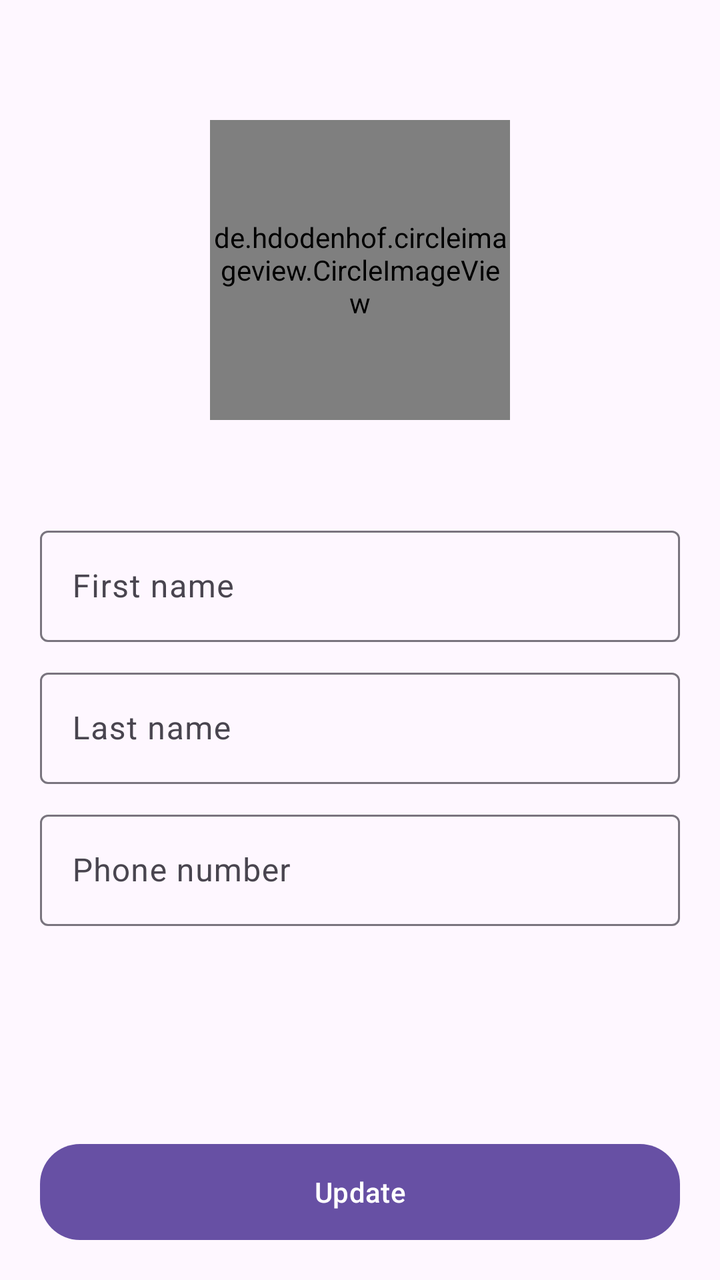
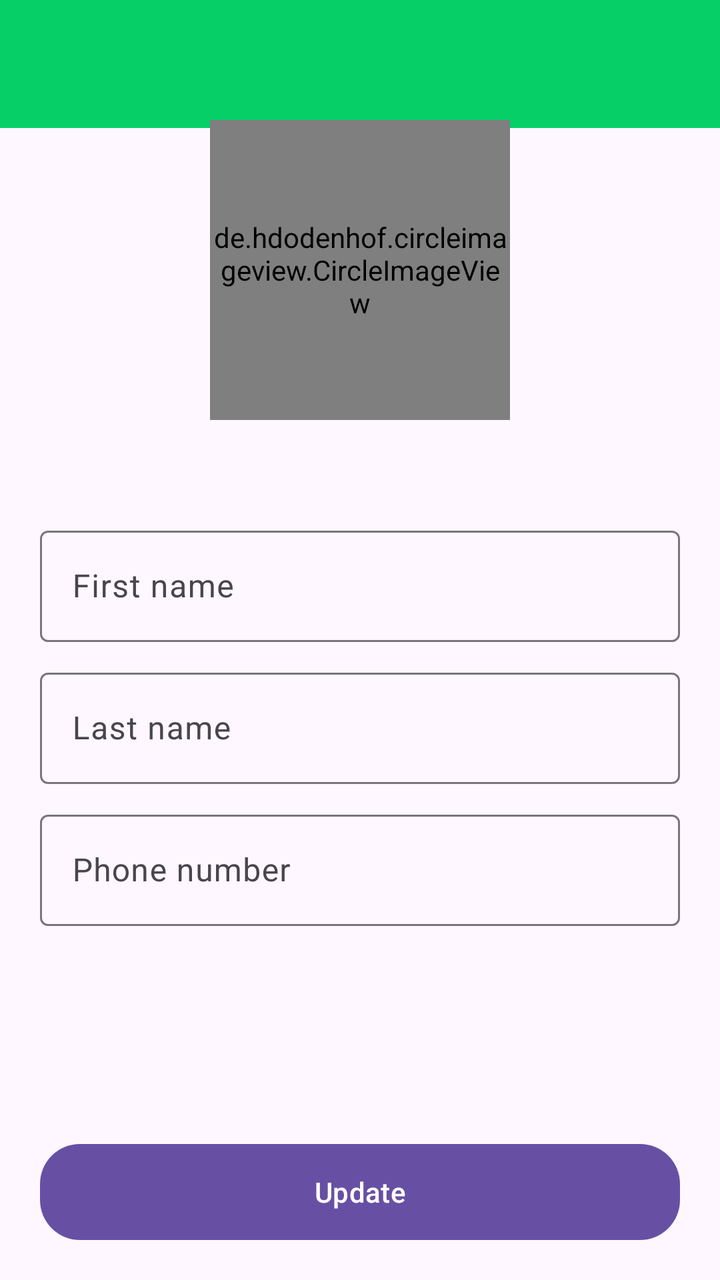

Screens rendered from an Android XML layout before and after an edit, with the pre-edit source and the edit as a unified diff.
<!-- AndroidManifest.xml: application theme Theme.KotlinApplicationDelivery -->
<!-- res/layout/activity_client_update.xml -->
<?xml version="1.0" encoding="utf-8"?>
<androidx.coordinatorlayout.widget.CoordinatorLayout xmlns:android="http://schemas.android.com/apk/res/android"
    xmlns:app="http://schemas.android.com/apk/res-auto"
    xmlns:tools="http://schemas.android.com/tools"
    android:layout_width="match_parent"
    android:layout_height="match_parent"
    tools:context=".activities.client.update.ClientUpdateActivity"
    android:id="@+id/main">

    <LinearLayout
        android:layout_width="match_parent"
        android:layout_height="match_parent"
        android:orientation="vertical">


        <de.hdodenhof.circleimageview.CircleImageView
            android:id="@+id/circleimage_user"
            android:layout_width="150dp"
            android:layout_height="150dp"
            android:src="@drawable/user_icon"
            app:civ_border_color="@color/gray"
            app:civ_border_width="5dp"
            android:layout_gravity="center"
            android:layout_marginTop="60dp"
            app:civ_circle_background_color="@color/gray_light" />


        <com.google.android.material.textfield.TextInputLayout
            android:id="@+id/firstNameLayout"
            android:layout_width="match_parent"
            android:layout_height="wrap_content"
            android:layout_marginTop="50dp"
            android:layout_marginStart="20dp"
            android:layout_marginEnd="20dp"
            android:hint="@string/first_name">

            <com.google.android.material.textfield.TextInputEditText
                android:id="@+id/edittext_name"
                android:layout_width="match_parent"
                android:layout_height="wrap_content"
                android:inputType="text" />
        </com.google.android.material.textfield.TextInputLayout>
        <com.google.android.material.textfield.TextInputLayout
            android:id="@+id/lastNameLayout"
            android:layout_width="match_parent"
            android:layout_height="wrap_content"
            android:layout_marginTop="10dp"
            android:layout_marginStart="20dp"
            android:layout_marginEnd="20dp"
            android:hint="@string/last_name">

            <com.google.android.material.textfield.TextInputEditText
                android:id="@+id/edittext_lastname"
                android:layout_width="match_parent"
                android:layout_height="wrap_content"
                android:inputType="text" />
        </com.google.android.material.textfield.TextInputLayout>

        <com.google.android.material.textfield.TextInputLayout
            android:id="@+id/phoneNumberLayout"
            android:layout_width="match_parent"
            android:layout_height="wrap_content"
            android:layout_marginTop="10dp"
            android:layout_marginStart="20dp"
            android:layout_marginEnd="20dp"
            android:hint="@string/phone_number">

            <com.google.android.material.textfield.TextInputEditText
                android:id="@+id/edittext_phone"
                android:layout_width="match_parent"
                android:layout_height="wrap_content"
                android:inputType="phone" />
        </com.google.android.material.textfield.TextInputLayout>

    </LinearLayout>


    <LinearLayout
        android:layout_width="match_parent"
        android:layout_height="wrap_content"
        android:orientation="vertical"
        android:layout_gravity="bottom"
        android:gravity="center">


        <Button
            android:id="@+id/btn_update"
            android:layout_width="match_parent"
            android:layout_height="wrap_content"
            android:text="Update"
            android:layout_marginLeft="20dp"
            android:layout_marginRight="20dp"
            android:layout_marginBottom="20dp"
            android:background="@drawable/rounded_button"/>



    </LinearLayout>

</androidx.coordinatorlayout.widget.CoordinatorLayout>
<!-- resources referenced by this layout -->
<resources>
  <color name="gray">#e0e0e0</color>
  <color name="gray_light">#F5F5F5</color>
  <!-- drawable rounded_button (drawable) -->
  <?xml version="1.0" encoding="utf-8"?>
  <shape
      xmlns:android="http://schemas.android.com/apk/res/android"
      android:shape="rectangle"
      android:padding="10dp">
  
      <corners android:radius="20dp" />
  
  </shape>
  <!-- drawable user_icon: png bitmap (drawable, 276742 bytes) -->
  <string name="first_name">First name</string>
  <string name="last_name">Last name</string>
  <string name="phone_number">Phone number</string>
  <style name="Theme.KotlinApplicationDelivery" parent="Base.Theme.KotlinApplicationDelivery" />
  <style name="Base.Theme.KotlinApplicationDelivery" parent="Theme.Material3.DayNight.NoActionBar">
          
          
      </style>
</resources>

<!-- the commit's change to res/layout/activity_client_update.xml (unified diff, before → after) -->
@@ -7,6 +7,7 @@
     tools:context=".activities.client.update.ClientUpdateActivity"
     android:id="@+id/main">
 
+    <include layout="@layout/action_bar" />
     <LinearLayout
         android:layout_width="match_parent"
         android:layout_height="match_parent"
@@ -98,3 +99,16 @@
     </LinearLayout>
 
 </androidx.coordinatorlayout.widget.CoordinatorLayout>
+<!-- res/layout/action_bar.xml (included above) -->
+<?xml version="1.0" encoding="utf-8"?>
+<com.google.android.material.appbar.AppBarLayout xmlns:android="http://schemas.android.com/apk/res/android"
+    android:layout_width="match_parent"
+    android:layout_height="wrap_content">
+
+    <androidx.appcompat.widget.Toolbar
+        android:id="@+id/toolbar"
+        android:layout_width="match_parent"
+        android:layout_height="wrap_content"
+        android:background="@color/green" />
+
+</com.google.android.material.appbar.AppBarLayout>
<!-- resource entries referenced after the edit -->
@@ -2,6 +2,7 @@
 <resources>
   <color name="gray">#e0e0e0</color>
   <color name="gray_light">#F5F5F5</color>
+  <color name="green">#06CF67</color>
   <!-- drawable rounded_button (drawable) -->
   <?xml version="1.0" encoding="utf-8"?>
   <shape
